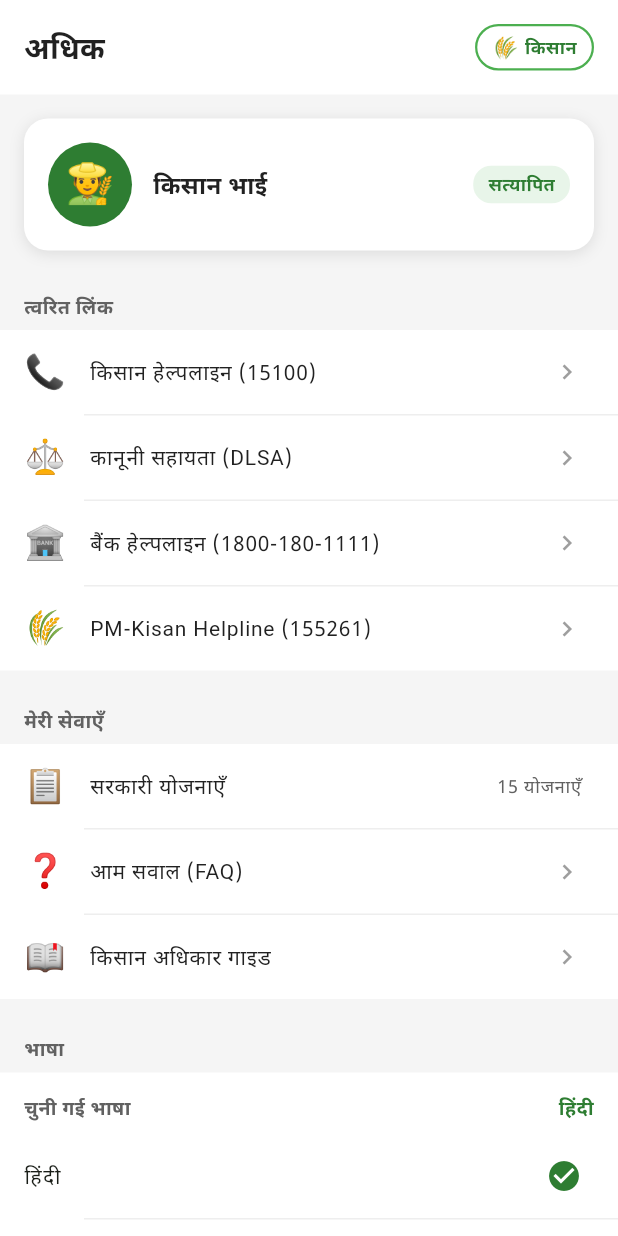
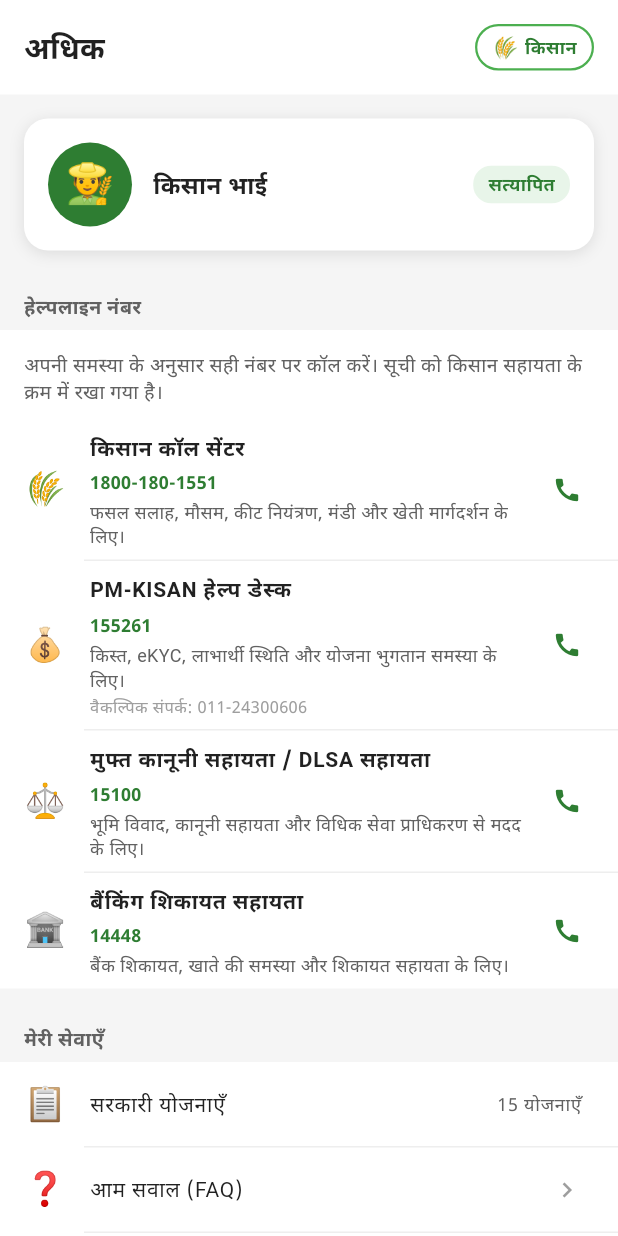
Before and after one commit to sudhanshuxmaurya119-eng/kisankanoon, a Flutter app: the MoreScreen screen opened directly, on a phone screen of 412 x 824 dp. Run offline on Flutter 3.47's test engine with Material 3 defaults, Android fonts, the light colour scheme and no system bars; our stand-ins replace cloud_firestore, file_picker, firebase_auth, firebase_core, geolocator, google_fonts and 3 more; accounts and stored records are empty.

Commit message:
Fix helpline contact order and details

```diff
--- a/kisankanoon/lib/screens/more_screen.dart
+++ b/kisankanoon/lib/screens/more_screen.dart
@@ -20,6 +20,8 @@
   String _state = '';
   String _country = '';
   String _languageCode = AppLanguageService.currentCode.value;
+
+  bool get _isEnglish => _languageCode == 'en';
 
   @override
   void initState() {
@@ -105,6 +107,52 @@
     }
   }
 
+  List<_HelplineContact> get _helplineContacts => [
+        _HelplineContact(
+          emoji: '🌾',
+          title: _isEnglish ? 'Kisan Call Centre' : 'किसान कॉल सेंटर',
+          numberLabel: '1800-180-1551',
+          dialNumber: '18001801551',
+          description: _isEnglish
+              ? 'For crop advice, weather, pest control, mandi and farming guidance.'
+              : 'फसल सलाह, मौसम, कीट नियंत्रण, मंडी और खेती मार्गदर्शन के लिए।',
+        ),
+        _HelplineContact(
+          emoji: '💰',
+          title: _isEnglish ? 'PM-KISAN Help Desk' : 'PM-KISAN हेल्प डेस्क',
+          numberLabel: '155261',
+          dialNumber: '155261',
+          description: _isEnglish
+              ? 'For installment, eKYC, beneficiary status and scheme payment issues.'
+              : 'किस्त, eKYC, लाभार्थी स्थिति और योजना भुगतान समस्या के लिए।',
+          extraDetail: _isEnglish
+              ? 'Alternate contact: 011-24300606'
+              : 'वैकल्पिक संपर्क: 011-24300606',
+        ),
+        _HelplineContact(
+          emoji: '⚖️',
+          title: _isEnglish
+              ? 'Free Legal Aid / DLSA Support'
+              : 'मुफ्त कानूनी सहायता / DLSA सहायता',
+          numberLabel: '15100',
+          dialNumber: '15100',
+          description: _isEnglish
+              ? 'For land dispute guidance, legal aid and support from legal services authorities.'
+              : 'भूमि विवाद, कानूनी सहायता और विधिक सेवा प्राधिकरण से मदद के लिए।',
+        ),
+        _HelplineContact(
+          emoji: '🏦',
+          title: _isEnglish
+              ? 'Banking Complaint Support'
+              : 'बैंकिंग शिकायत सहायता',
+          numberLabel: '14448',
+          dialNumber: '14448',
+          description: _isEnglish
+              ? 'For bank complaint guidance, account issues and grievance support.'
+              : 'बैंक शिकायत, खाते की समस्या और शिकायत सहायता के लिए।',
+        ),
+      ];
+
   void _showInfo(String title, String content) {
     showDialog<void>(
       context: context,
@@ -144,6 +192,7 @@
       if (_state.isNotEmpty) _state,
       if (_country.isNotEmpty) _country,
     ].join(', ');
+    final helplineContacts = _helplineContacts;
 
     return Scaffold(
       backgroundColor: AppTheme.bgLight,
@@ -283,42 +332,29 @@
                   ],
                 ),
               ),
-              _sectionHeader(_t('quickLinks')),
+              _sectionHeader(
+                  _isEnglish ? 'Helpline Numbers' : 'हेल्पलाइन नंबर'),
               Container(
                 color: AppTheme.white,
                 child: Column(
                   children: [
-                    _tile(
-                      '📞',
-                      _languageCode == 'en'
-                          ? 'Farmer Helpline (15100)'
-                          : 'किसान हेल्पलाइन (15100)',
-                      onTap: () => _call('15100'),
+                    Padding(
+                      padding: const EdgeInsets.fromLTRB(16, 14, 16, 10),
+                      child: Text(
+                        _isEnglish
+                            ? 'Call the number that matches your issue. The list is arranged for quick farmer support first.'
+                            : 'अपनी समस्या के अनुसार सही नंबर पर कॉल करें। सूची को किसान सहायता के क्रम में रखा गया है।',
+                        style: const TextStyle(
+                          fontSize: 13,
+                          color: AppTheme.textMid,
+                          height: 1.4,
+                        ),
+                      ),
                     ),
-                    _divider(),
-                    _tile(
-                      '⚖️',
-                      _languageCode == 'en'
-                          ? 'Legal Help (DLSA)'
-                          : 'कानूनी सहायता (DLSA)',
-                      onTap: () => _call('15100'),
-                    ),
-                    _divider(),
-                    _tile(
-                      '🏦',
-                      _languageCode == 'en'
-                          ? 'Bank Helpline (1800-180-1111)'
-                          : 'बैंक हेल्पलाइन (1800-180-1111)',
-                      onTap: () => _call('18001801111'),
-                    ),
-                    _divider(),
-                    _tile(
-                      '🌾',
-                      _languageCode == 'en'
-                          ? 'PM-Kisan Helpline (155261)'
-                          : 'PM-Kisan Helpline (155261)',
-                      onTap: () => _call('155261'),
-                    ),
+                    for (var i = 0; i < helplineContacts.length; i++) ...[
+                      _helplineTile(helplineContacts[i]),
+                      if (i != helplineContacts.length - 1) _divider(),
+                    ],
                   ],
                 ),
               ),
@@ -519,6 +555,63 @@
         color: AppTheme.divider,
       );
 
+  Widget _helplineTile(_HelplineContact contact) {
+    return ListTile(
+      onTap: () => _call(contact.dialNumber),
+      leading: Text(contact.emoji, style: const TextStyle(fontSize: 22)),
+      title: Text(
+        contact.title,
+        style: const TextStyle(
+          fontSize: 14,
+          fontWeight: FontWeight.w700,
+          color: AppTheme.textDark,
+        ),
+      ),
+      subtitle: Padding(
+        padding: const EdgeInsets.only(top: 4),
+        child: Column(
+          crossAxisAlignment: CrossAxisAlignment.start,
+          mainAxisSize: MainAxisSize.min,
+          children: [
+            Text(
+              contact.numberLabel,
+              style: const TextStyle(
+                fontSize: 12,
+                fontWeight: FontWeight.w700,
+                color: AppTheme.primaryGreen,
+              ),
+            ),
+            const SizedBox(height: 3),
+            Text(
+              contact.description,
+              style: const TextStyle(
+                fontSize: 12,
+                color: AppTheme.textMid,
+                height: 1.35,
+              ),
+            ),
+            if (contact.extraDetail != null) ...[
+              const SizedBox(height: 3),
+              Text(
+                contact.extraDetail!,
+                style: const TextStyle(
+                  fontSize: 11,
+                  color: AppTheme.textLight,
+                  height: 1.3,
+                ),
+              ),
+            ],
+          ],
+        ),
+      ),
+      trailing: const Icon(
+        Icons.call,
+        color: AppTheme.primaryGreen,
+        size: 20,
+      ),
+    );
+  }
+
   Widget _tile(
     String emoji,
     String title, {
@@ -542,3 +635,21 @@
     );
   }
 }
+
+class _HelplineContact {
+  final String emoji;
+  final String title;
+  final String numberLabel;
+  final String dialNumber;
+  final String description;
+  final String? extraDetail;
+
+  const _HelplineContact({
+    required this.emoji,
+    required this.title,
+    required this.numberLabel,
+    required this.dialNumber,
+    required this.description,
+    this.extraDetail,
+  });
+}
```
